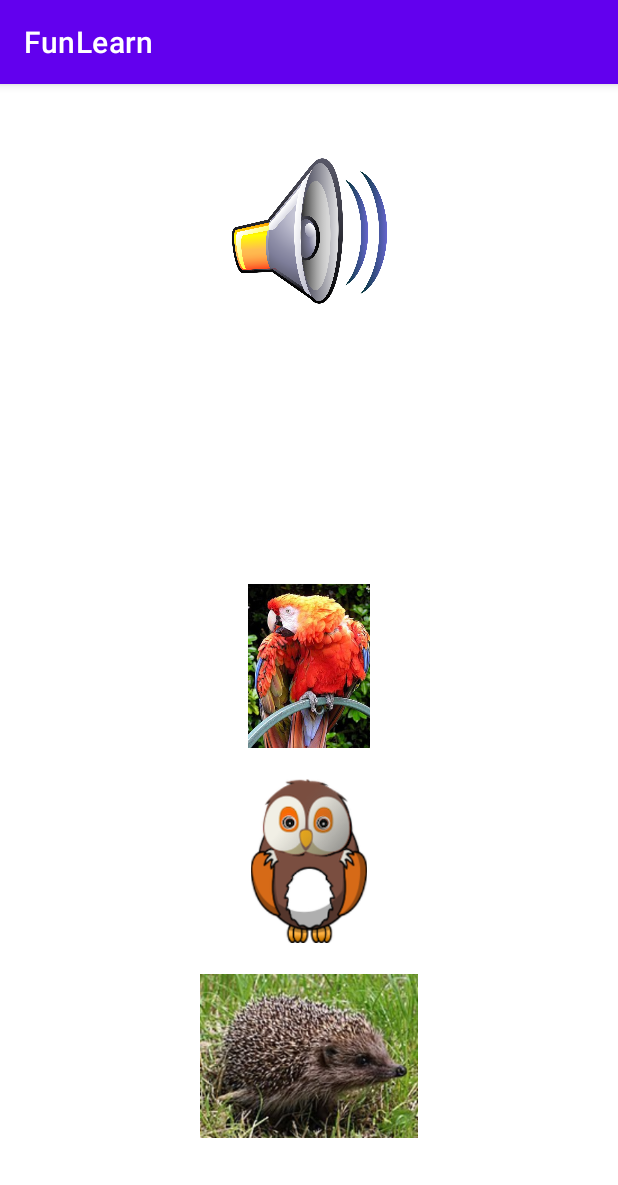
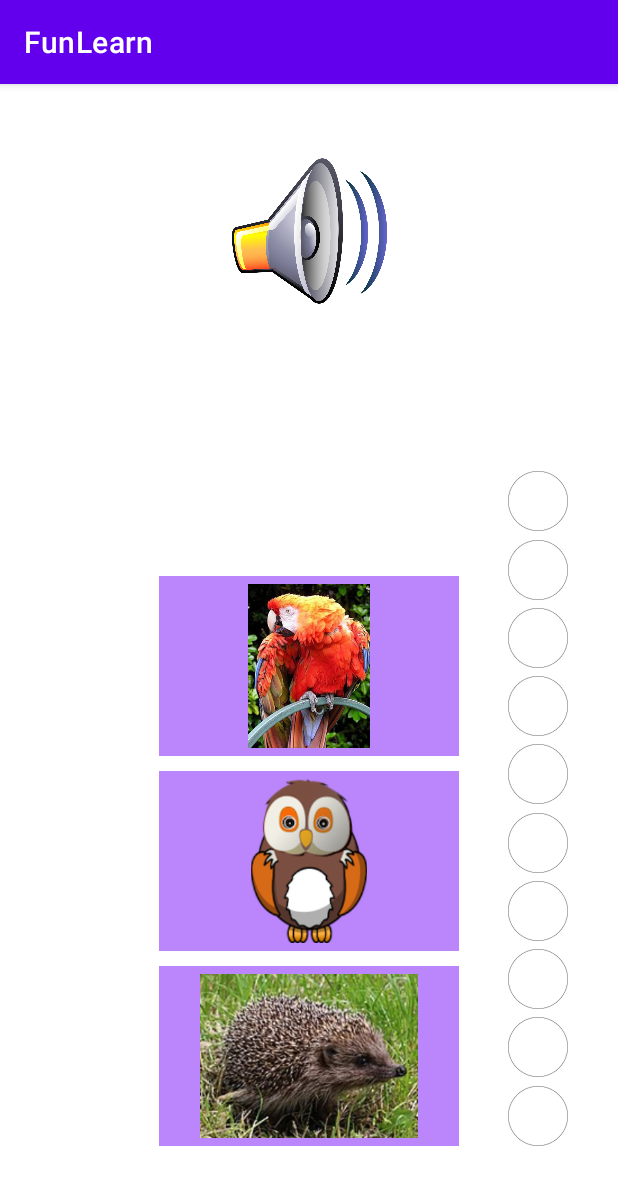
Before and after one commit to emmastac/FunToddlerLearn, an Android app: the screen it shows after launch (CollectionQuiz), after a tap on "animals", on a phone screen of 412 x 824 dp. Shown: the top 1185 px of the screen. Run offline under Robolectric (Android 15) with nearby library versions, the phone set to English and light mode, and no system bars.

Commit message:
Progress bar system added that displays circles.

```diff
--- a/app/src/main/java/com/example/funlearn/CollectionQuiz.java
+++ b/app/src/main/java/com/example/funlearn/CollectionQuiz.java
@@ -7,6 +7,7 @@ import android.media.MediaPlayer;
 import android.os.Bundle;
 import android.view.View;
 import android.widget.ImageButton;
+import android.widget.ImageView;
 import android.widget.Toast;
 
 import androidx.appcompat.app.AlertDialog;
@@ -19,6 +20,7 @@ public class CollectionQuiz extends AppCompatActivity implements View.OnClickLis
 {
     ImageButton audio;
     ImageButton btn_one, btn_two, btn_three;
+    ImageView[] circleY = new ImageView[10];
 
     private String[] questions;
 
@@ -28,6 +30,9 @@ public class CollectionQuiz extends AppCompatActivity implements View.OnClickLis
     private int num;
 
     public static int max_quest = 10;
+
+
+    private MediaPlayer music;
 
     @Override
     protected void onCreate(Bundle savedInstanceState) {
@@ -45,8 +50,12 @@ public class CollectionQuiz extends AppCompatActivity implements View.OnClickLis
         btn_two.setOnClickListener(this);
         btn_three = (ImageButton)findViewById(R.id.btn_three);
         btn_three.setOnClickListener(this);
-        //btn_four = (ImageButton)findViewById(R.id.btn_four);
-        //btn_four.setOnClickListener(this);
+
+        for(int i =0; i<10; i++){
+            circleY[i] = findViewById(getResourceId(this, "id", "circley"+(i+1)));
+        }
+
+
         audio = (ImageButton)findViewById(R.id.audio);
         audio.setOnClickListener(this);
 
@@ -122,19 +131,11 @@ public class CollectionQuiz extends AppCompatActivity implements View.OnClickLis
                 }
                 break;
 
-           /* case R.id.btn_four:
-                if(btn_four.getDrawable().getConstantState().equals(this.getResources().getDrawable(getResourceId(this, "drawable",answer)).getConstantState())){
-                    Toast.makeText(FruitsQuiz.this, "You Are Correct", Toast.LENGTH_SHORT).show();
-                    NextQuestion();
-                }else{
-                    replayQuestion();
-                }
-
-                break;*/
         }
     }
 
     private void GameEnd(){
+        music.stop();
         finish();
 
     }
@@ -154,8 +155,6 @@ public class CollectionQuiz extends AppCompatActivity implements View.OnClickLis
         Collections.shuffle(shuffledQuestions);
     }
 
-    private MediaPlayer music;
-
     private void replayQuestion(){
         if(music == null || !music.isPlaying()){
             music = MediaPlayer.create(CollectionQuiz.this, getResourceId(this,"raw" , answer));
@@ -173,6 +172,10 @@ public class CollectionQuiz extends AppCompatActivity implements View.OnClickLis
 
     // Sets quiz for the next question
     private void NextQuestion(){
+        if(num>0){
+            circleY[(10-num)].setVisibility(View.VISIBLE);
+        }
+
         if (shuffledQuestions.size()==num || num==max_quest){
             this.finish();
         }else{
--- a/app/src/main/res/layout/activity_collection_quiz.xml
+++ b/app/src/main/res/layout/activity_collection_quiz.xml
@@ -7,64 +7,49 @@
     android:layout_height="match_parent"
     tools:context="com.example.funlearn.MainActivity">
 
+
     <ImageButton
         android:id="@+id/btn_one"
-        android:layout_width="0dp"
+        android:layout_width="200dp"
         android:layout_height="120dp"
         android:layout_marginBottom="10dp"
+        android:adjustViewBounds="true"
+        android:background="@color/purple_200"
         android:contentDescription="@string/fruits_photo_desc"
+        android:padding="5dp"
         android:scaleType="fitCenter"
-        android:background="@android:color/white"
-        android:adjustViewBounds="true"
-        android:padding="5dp"
         app:layout_constraintBottom_toTopOf="@+id/btn_two"
         app:layout_constraintLeft_toLeftOf="parent"
         app:layout_constraintRight_toRightOf="parent" />
 
     <ImageButton
         android:id="@+id/btn_two"
-        android:layout_width="0dp"
+        android:layout_width="200dp"
         android:layout_height="120dp"
         android:layout_marginBottom="10dp"
+        android:adjustViewBounds="true"
+        android:background="@color/purple_200"
         android:contentDescription="@string/fruits_photo_desc"
+        android:padding="5dp"
         android:scaleType="fitCenter"
-        android:background="@android:color/white"
-        android:adjustViewBounds="true"
-        android:padding="5dp"
         app:layout_constraintBottom_toTopOf="@+id/btn_three"
         app:layout_constraintLeft_toLeftOf="parent"
         app:layout_constraintRight_toRightOf="parent" />
 
     <ImageButton
         android:id="@+id/btn_three"
-        android:layout_width="0dp"
+        android:layout_width="200dp"
         android:layout_height="120dp"
         android:layout_marginBottom="60dp"
+        android:adjustViewBounds="true"
+        android:background="@color/purple_200"
         android:contentDescription="@string/fruits_photo_desc"
+        android:padding="5dp"
         android:scaleType="fitCenter"
-        android:background="@android:color/white"
-        android:adjustViewBounds="true"
-        android:padding="5dp"
         app:layout_constraintBottom_toBottomOf="parent"
         app:layout_constraintLeft_toLeftOf="parent"
         app:layout_constraintRight_toRightOf="parent"
         tools:ignore="ImageContrastCheck" />
-    <!--        app:layout_constraintBottom_toTopOf="@+id/btn_four"-->
-
-    <!--<ImageButton
-        android:id="@+id/btn_four"
-        android:layout_width="0dp"
-        android:layout_height="100dp"
-        android:layout_marginBottom="40dp"
-        android:contentDescription="@string/fruits_photo_desc"
-        android:scaleType="fitCenter"
-        android:background="@android:color/white"
-        android:adjustViewBounds="true"
-        android:padding="5dp"
-        app:layout_constraintBottom_toBottomOf="parent"
-        app:layout_constraintLeft_toLeftOf="parent"
-        app:layout_constraintRight_toRightOf="parent"
-        tools:ignore="ImageContrastCheck" />-->
 
     <ImageButton
         android:id="@+id/audio"
@@ -76,6 +61,166 @@
         app:layout_constraintLeft_toLeftOf="parent"
         app:layout_constraintRight_toRightOf="parent"
         app:layout_constraintTop_toTopOf="parent" />
+
+    <!--    Right side -->
+
+    <androidx.constraintlayout.helper.widget.Flow
+        android:layout_width="@dimen/circle_size"
+        android:layout_height="@dimen/sideFlow_height"
+        android:layout_marginBottom="60dp"
+        android:layout_marginEnd="33dp"
+        app:constraint_referenced_ids="circle1,circle2,circle3,circle4,circle5,circle6,circle7,circle8,circle9,circle10"
+        app:flow_verticalGap="5dp"
+        app:flow_wrapMode="chain"
+        app:layout_constraintEnd_toEndOf="parent"
+        app:layout_constraintBottom_toBottomOf="parent"
+        />
+
+    <ImageView
+        android:id="@+id/circle1"
+        android:layout_width="@dimen/circle_size"
+        android:layout_height="@dimen/circle_size"
+        app:srcCompat="@drawable/circle" />
+
+    <ImageView
+        android:id="@+id/circle2"
+        android:layout_width="@dimen/circle_size"
+        android:layout_height="@dimen/circle_size"
+        app:srcCompat="@drawable/circle" />
+
+    <ImageView
+        android:id="@+id/circle3"
+        android:layout_width="@dimen/circle_size"
+        android:layout_height="@dimen/circle_size"
+        app:srcCompat="@drawable/circle" />
+
+    <ImageView
+        android:id="@+id/circle4"
+        android:layout_width="@dimen/circle_size"
+        android:layout_height="@dimen/circle_size"
+        app:srcCompat="@drawable/circle" />
+
+    <ImageView
+        android:id="@+id/circle5"
+        android:layout_width="@dimen/circle_size"
+        android:layout_height="@dimen/circle_size"
+        app:srcCompat="@drawable/circle" />
+
+    <ImageView
+        android:id="@+id/circle6"
+        android:layout_width="@dimen/circle_size"
+        android:layout_height="@dimen/circle_size"
+        app:srcCompat="@drawable/circle" />
+
+    <ImageView
+        android:id="@+id/circle7"
+        android:layout_width="@dimen/circle_size"
+        android:layout_height="@dimen/circle_size"
+        app:srcCompat="@drawable/circle" />
+
+    <ImageView
+        android:id="@+id/circle8"
+        android:layout_width="@dimen/circle_size"
+        android:layout_height="@dimen/circle_size"
+        app:srcCompat="@drawable/circle" />
+
+    <ImageView
+        android:id="@+id/circle9"
+        android:layout_width="@dimen/circle_size"
+        android:layout_height="@dimen/circle_size"
+        app:srcCompat="@drawable/circle" />
+
+    <ImageView
+        android:id="@+id/circle10"
+        android:layout_width="@dimen/circle_size"
+        android:layout_height="@dimen/circle_size"
+        app:srcCompat="@drawable/circle" />
+
+
+    <!-- Empty circles -->
+    <androidx.constraintlayout.helper.widget.Flow
+        android:layout_width="@dimen/circle_size"
+        android:layout_height="@dimen/sideFlow_height"
+        android:layout_marginBottom="60dp"
+        android:layout_marginEnd="33dp"
+        app:constraint_referenced_ids="circley1,circley2,circley3,circley4,circley5,circley6,circley7,circley8,circley9,circley10"
+        app:flow_verticalGap="5dp"
+        app:flow_wrapMode="chain"
+        app:layout_constraintEnd_toEndOf="parent"
+        app:layout_constraintBottom_toBottomOf="parent"
+        />
+
+    <ImageView
+        android:id="@+id/circley1"
+        android:layout_width="@dimen/circle_size"
+        android:layout_height="@dimen/circle_size"
+        android:visibility="invisible"
+        app:srcCompat="@drawable/circle_yellow" />
+
+    <ImageView
+        android:id="@+id/circley2"
+        android:layout_width="@dimen/circle_size"
+        android:layout_height="@dimen/circle_size"
+        android:visibility="invisible"
+        app:srcCompat="@drawable/circle_yellow" />
+
+    <ImageView
+        android:id="@+id/circley3"
+        android:layout_width="@dimen/circle_size"
+        android:layout_height="@dimen/circle_size"
+        android:visibility="invisible"
+        app:srcCompat="@drawable/circle_yellow" />
+
+    <ImageView
+        android:id="@+id/circley4"
+        android:layout_width="@dimen/circle_size"
+        android:layout_height="@dimen/circle_size"
+        android:visibility="invisible"
+        app:srcCompat="@drawable/circle_yellow" />
+
+    <ImageView
+        android:id="@+id/circley5"
+        android:layout_width="@dimen/circle_size"
+        android:layout_height="@dimen/circle_size"
+        android:visibility="invisible"
+        app:srcCompat="@drawable/circle_yellow" />
+
+    <ImageView
+        android:id="@+id/circley6"
+        android:layout_width="@dimen/circle_size"
+        android:layout_height="@dimen/circle_size"
+        android:visibility="invisible"
+        app:srcCompat="@drawable/circle_yellow" />
+
+    <ImageView
+        android:id="@+id/circley7"
+        android:layout_width="@dimen/circle_size"
+        android:layout_height="@dimen/circle_size"
+        android:visibility="invisible"
+        app:srcCompat="@drawable/circle_yellow" />
+
+    <ImageView
+        android:id="@+id/circley8"
+        android:layout_width="@dimen/circle_size"
+        android:layout_height="@dimen/circle_size"
+        android:visibility="invisible"
+        app:srcCompat="@drawable/circle_yellow" />
+
+    <ImageView
+        android:id="@+id/circley9"
+        android:layout_width="@dimen/circle_size"
+        android:layout_height="@dimen/circle_size"
+        android:visibility="invisible"
+        app:srcCompat="@drawable/circle_yellow" />
+
+    <ImageView
+        android:id="@+id/circley10"
+        android:layout_width="@dimen/circle_size"
+        android:layout_height="@dimen/circle_size"
+        android:visibility="invisible"
+        app:srcCompat="@drawable/circle_yellow" />
+
+
     <!--
 
     <TextView
--- /dev/null
+++ b/app/src/main/res/values/utils.xml
@@ -0,0 +1,5 @@
+<?xml version="1.0" encoding="utf-8"?>
+<resources>
+    <dimen name="circle_size">40dp</dimen>
+    <dimen name="sideFlow_height">450dp</dimen>
+</resources>
```
Also changed, not shown: app/src/main/res/drawable/circle.png (added), app/src/main/res/drawable/circle_yellow.png (added).
